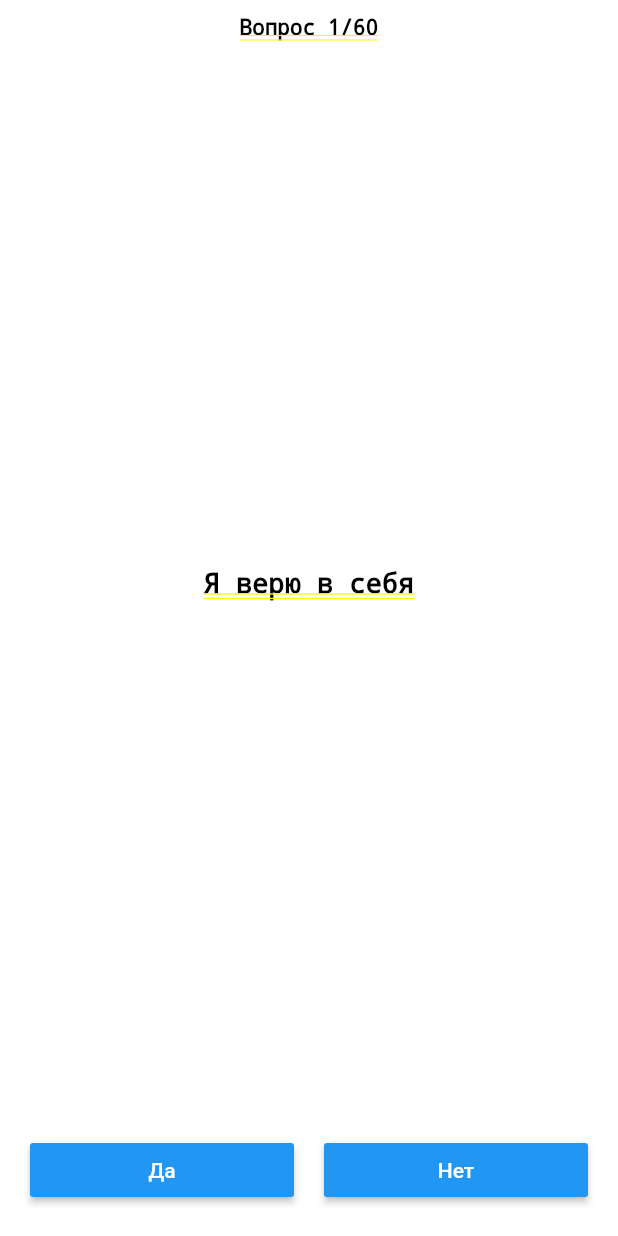
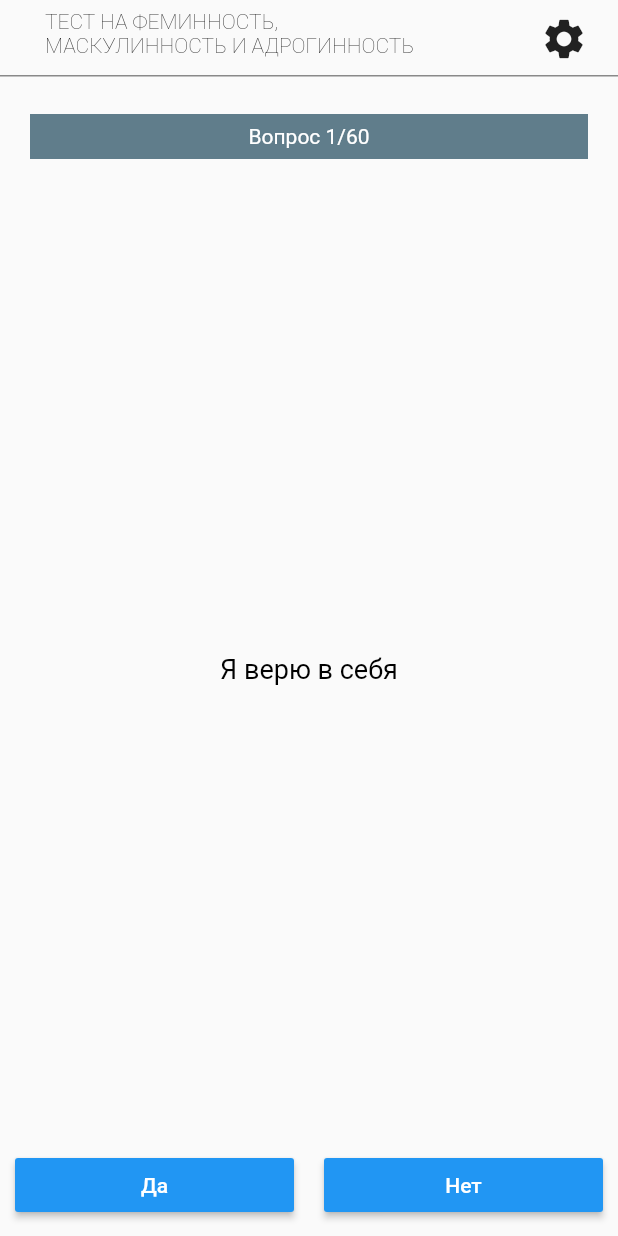
Before and after one commit to D-Partners/MusculeTest, a Flutter app: the screen it shows after launch, after a tap on "Начать тест", on a phone screen of 412 x 824 dp. Run offline on Flutter 3.47's test engine with Material 2 defaults, Android fonts, the phone set to English and light mode, and no system bars; drawn by our look-alikes of auto_size_text, percent_indicator.

Commit message:
update_0

```diff
--- a/assets/answers.json
+++ b/assets/answers.json
@@ -16,7 +16,7 @@
   "Я удачливый(ая)",
   "Я сильная личность",
   "Я преданный(ая)",
-  "Я непредсказыемый(ая)",
+  "Я непредсказуемый(ая)",
   "Я сильный(ая)",
   "Я женственный(ая)",
   "Я надежный(ая)",
@@ -36,7 +36,7 @@
   "Я способен(а) утешать",
   "Я тщеславный(ая)",
   "Я властный(ая)",
-  "У меня тихий ",
+  "У меня тихий голос",
   "Я привликателен(а)",
   "Я мужественный(ая)",
   "Я теплый, сердечный(ая)",
@@ -49,7 +49,7 @@
   "Я малорезультативный(ая)",
   "У меня есть склонности вести за собой",
   "Я инфантильный(ая)",
-  "Я хорошо адаптируюсь, присосабливаюсь",
+  "Я хорошо адаптируюсь, приспосабливаюсь",
   "Я индивидуалист(ка)",
   "Я не люблю ругаться",
   "Я несистематичный(ая)",
--- a/lib/Home.dart
+++ b/lib/Home.dart
@@ -1,6 +1,7 @@
 import 'package:auto_size_text/auto_size_text.dart';
 import 'package:flutter/material.dart';
 import 'package:percent_indicator/circular_percent_indicator.dart';
+import 'package:percent_indicator/linear_percent_indicator.dart';
 
 class Home extends StatefulWidget {
   final List<String> answers;
@@ -12,6 +13,7 @@ class Home extends StatefulWidget {
 }
 
 class _HomeState extends State<Home> {
+
   int _testIndex = -1;
   List<bool> _answerOt = new List();
 
@@ -19,53 +21,22 @@ class _HomeState extends State<Home> {
   double _maskPercent = 0.0;
   double _andPercent = 0.0;
 
+  int _circleAnimationDuration = 550;
+
   @override
   Widget build(BuildContext context) {
-    return new Container(
-        decoration: BoxDecoration(
-          color: Colors.white,
-        ),
-        child: _getPage());
+    return new Scaffold(
+      body: _getPage(context),
+    );
   }
 
-  Widget _getLastPage() {
+  Widget _getLastPage(context) {
     getPercent();
 
     return new SafeArea(
       child: new Column(
         children: <Widget>[
-          new SizedBox(
-            height: 50,
-            child: new Row(
-              mainAxisAlignment: MainAxisAlignment.spaceBetween,
-              children: <Widget>[
-                new Container(
-                  padding: EdgeInsets.fromLTRB(10, 0, 10, 0),
-                  child: new AutoSizeText(
-                    "ТЕСТ НА ФЕМИННОСТЬ,\nМАСКУЛИННОСТЬ И АДРОГИННОСТЬ",
-                    style: TextStyle(
-                        fontSize: 18,
-                        color: Colors.black,
-                        fontWeight: FontWeight.w100),
-                    maxLines: 2,
-                    overflow: TextOverflow.ellipsis,
-                  ),
-                ),
-                new Container(
-                  padding: EdgeInsets.all(16),
-                  child: new SizedBox(
-                    child: new GestureDetector(
-                      child: Icon(
-                        Icons.settings,
-                        size: 32,
-                      ),
-                      onTap: () {},
-                    ),
-                  ),
-                ),
-              ],
-            ),
-          ),
+          _buildTitleBar(context),
           new SizedBox(
             height: 1,
             child: Container(
@@ -98,6 +69,8 @@ class _HomeState extends State<Home> {
                   ),
                 ),
                 new CircularPercentIndicator(
+                  animationDuration: _circleAnimationDuration,
+                  animation: true,
                   radius: 70,
                   lineWidth: 5,
                   percent: _femPercent,
@@ -123,6 +96,8 @@ class _HomeState extends State<Home> {
                   ),
                 ),
                 new CircularPercentIndicator(
+                  animationDuration: _circleAnimationDuration,
+                  animation: true,
                   radius: 70,
                   lineWidth: 5,
                   percent: _maskPercent,
@@ -148,6 +123,8 @@ class _HomeState extends State<Home> {
                   ),
                 ),
                 new CircularPercentIndicator(
+                  animationDuration: _circleAnimationDuration,
+                  animation: true,
                   radius: 70,
                   lineWidth: 5,
                   percent: _andPercent,
@@ -167,25 +144,42 @@ class _HomeState extends State<Home> {
     return "${res.substring(0, res.indexOf("."))}%";
   }
 
-  Widget _getPage() {
-    if (_testIndex == -1) {
-      return _getStartRoot();
-    } else {
-      if (_testIndex < 60) {
+  double _getAnswerPercent() {
+    if (_testIndex == 0) {
+      return 0.0;
+    }
+    double perc =(_testIndex) * 0.017;
+    if (perc > 1.0) {
+      perc = 1.0;
+    }
+    return perc;
+  }
+
+  Widget _getAnswerPage(context) {
     return new Container(
-          padding: EdgeInsets.fromLTRB(10, 10, 10, 10),
       child: new SafeArea(
         child: new Column(
           children: <Widget>[
+            _buildTitleBar(context),
             new Container(
               margin: EdgeInsets.fromLTRB(10, 0, 10, 5),
-                  child: new Text(
+              child: LinearPercentIndicator(
+                lineHeight: 30,
+                animation: true,
+                animationDuration: 300,
+                animateFromLastPercent: true,
+                backgroundColor: Colors.blueGrey,
+                percent: _getAnswerPercent(),
+                progressColor: Colors.lightBlue,
+                center: new Text(
                   "Вопрос ${_testIndex + 1}/${widget.answers.length}",
                   style: TextStyle(
                     fontSize: 14,
-                      color: Colors.black,
+                    color: Colors.white,
                   ),
                 ),
+              ),
+              height: 80,
             ),
             new Expanded(
               child: new Center(
@@ -248,21 +242,25 @@ class _HomeState extends State<Home> {
         ),
       ),
     );
+  }
+
+  Widget _getPage(context) {
+    if (_testIndex == -1) {
+      return _getStartRoot(context);
     } else {
-        return _getLastPage();
+      if (_testIndex < 60) {
+        return _getAnswerPage(context);
+      } else {
+        return _getLastPage(context);
       }
     }
   }
 
-  Widget _getStartRoot() {
-    return new SafeArea(
-      child: new Stack(
-        children: <Widget>[
-          new Column(
-            mainAxisAlignment: MainAxisAlignment.spaceBetween,
+  Widget _buildTitleBar(context) {
+    return new Column(
       children: <Widget>[
         new SizedBox(
-                height: 50,
+          child: new Container(
             child: new Row(
               mainAxisAlignment: MainAxisAlignment.spaceBetween,
               children: <Widget>[
@@ -279,19 +277,24 @@ class _HomeState extends State<Home> {
                   ),
                 ),
                 new Container(
-                      padding: EdgeInsets.all(16),
+                  padding: EdgeInsets.fromLTRB(0, 5, 0, 0),
                   child: new SizedBox(
                     child: new GestureDetector(
                       child: Icon(
                         Icons.settings,
                         size: 32,
                       ),
-                          onTap: () {},
+                      onTap: () {
+                        _newTaskModalBottomSheet(context);
+                      },
                     ),
                   ),
                 ),
               ],
             ),
+            padding: EdgeInsets.fromLTRB(20, 5, 20, 10),
+          ),
+          height: 50,
         ),
         new SizedBox(
           height: 1,
@@ -299,6 +302,18 @@ class _HomeState extends State<Home> {
             decoration: BoxDecoration(color: Colors.black45),
           ),
         ),
+      ],
+    );
+  }
+
+  Widget _getStartRoot(ctx) {
+    return new SafeArea(
+      child: new Stack(
+        children: <Widget>[
+          new Column(
+            mainAxisAlignment: MainAxisAlignment.spaceBetween,
+            children: <Widget>[
+              _buildTitleBar(context),
               new Expanded(
                 child: new Container(
                   margin: EdgeInsets.all(8),
@@ -401,6 +416,42 @@ class _HomeState extends State<Home> {
     );
   }
 
+  void updateState(index) {
+    setState(() {
+      _testIndex = index;
+    });
+  }
+
+  void _newTaskModalBottomSheet(context){
+    showModalBottomSheet(
+        context: context,
+        builder: (BuildContext bc){
+          return Container(
+            child: new Wrap(
+              children: <Widget>[
+                new ListTile(
+                    title: new Text('Выйти на главный'),
+                    onTap: ()  {
+                      updateState(-1);
+                      _answerOt.clear();
+                      Navigator.of(context).pop();
+                    }
+                ),
+                new ListTile(
+                  title: new Text('Начать с начала'),
+                  onTap: ()  {
+                    updateState(0);
+                    _answerOt.clear();
+                    Navigator.of(context).pop();
+                  },
+                ),
+              ],
+            ),
+          );
+        }
+    );
+  }
+
   void getPercent() {
     List<int> indexMusk = [
       1,
@@ -463,8 +514,8 @@ class _HomeState extends State<Home> {
     print("allMusk $allMusk");
     print("allFem $allFem");
 
-    _maskPercent = allMusk / 60;
-    _femPercent = allFem / 60;
+    _maskPercent = allMusk / 20;
+    _femPercent = allFem / 20;
 
     print("mask percent $_maskPercent");
     print("fem percent $_femPercent");
--- a/lib/main.dart
+++ b/lib/main.dart
@@ -9,6 +9,7 @@ void main() async {
   String ans = await loadAnswers();
   var json = jsonDecode(ans);
   List<String> codec = new List<String>.from(json);
+  print("codec loaded ${codec.length}");
 
   runApp(
     new MaterialApp(
```
Also changed, not shown: pubspec.yaml (+3 -4 lines), pubspec.lock, 2 other files. Lines whose indentation alone changed are shown as unchanged.
